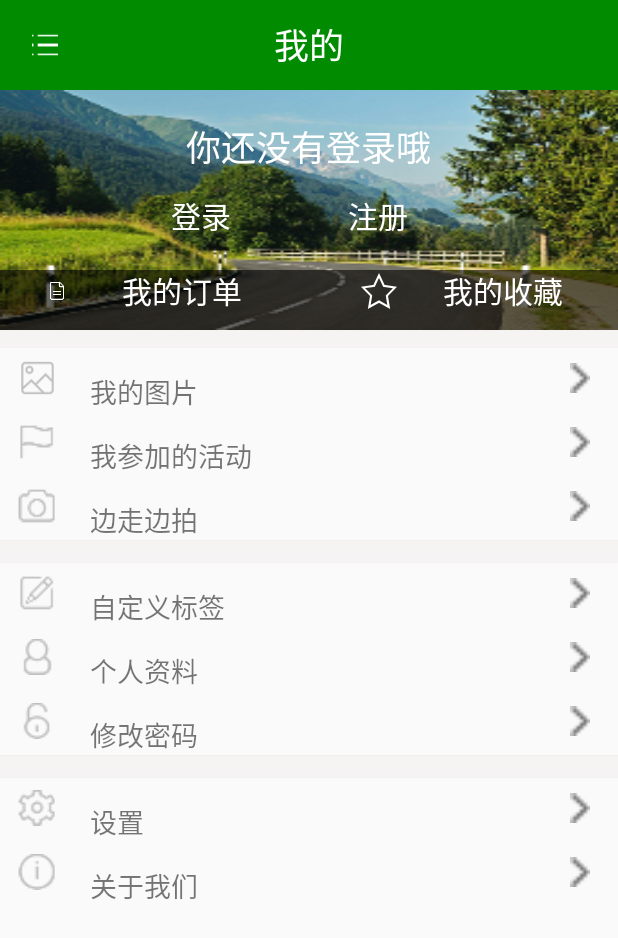
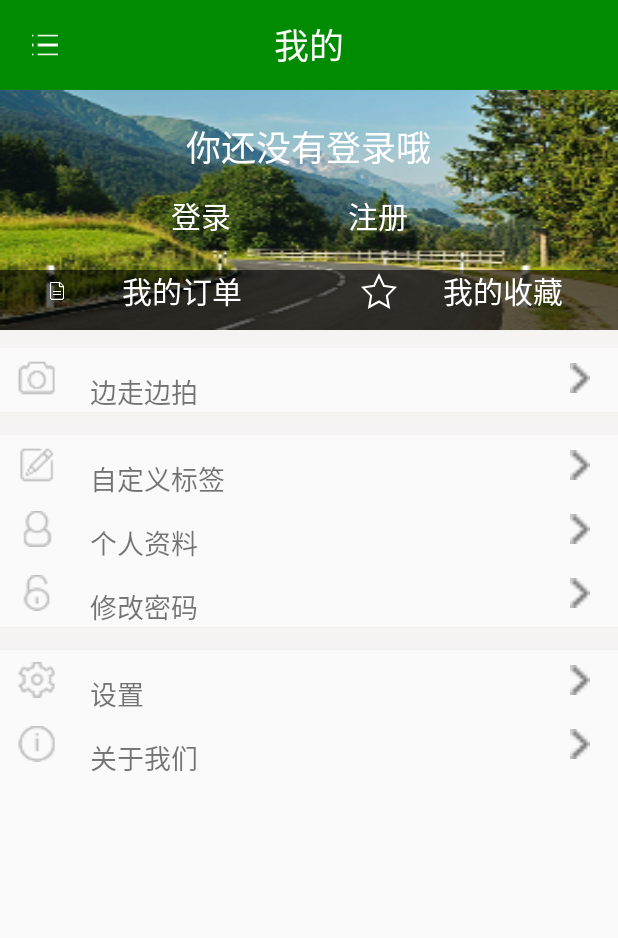
Before and after one commit to GogogoAlin/GoALIN, an Android app: the layout fragment_mine.xml on its own in the app's theme, with its tools: preview values and no code run, on a phone screen of 412 x 824 dp. Shown: the top 938 px of the screen. Run offline under Robolectric (Android 15) with nearby library versions, the phone set to English and light mode, and no system bars.

Commit message:
妈妈的

```diff
--- a/app/src/main/java/com/example/alin/gogogo/activity/AroundInfoActivity.java
+++ b/app/src/main/java/com/example/alin/gogogo/activity/AroundInfoActivity.java
@@ -44,12 +44,18 @@ public class AroundInfoActivity extends AppCompatActivity {
     private double lon;
     private TextView lo;
 
+    //POi检索
+
 
     @Override
     protected void onCreate(Bundle savedInstanceState) {
         super.onCreate(savedInstanceState);
         SDKInitializer.initialize(getApplicationContext());
         setContentView(R.layout.activity_around_info);
+        //poi检索
+
+
+
         mMapView = (MapView) findViewById(R.id.bmapView);
         homecatory_back= (ImageView) findViewById(R.id.homecatory_back);
         homecatory_back.setOnClickListener(new View.OnClickListener() {
@@ -98,6 +104,14 @@ public class AroundInfoActivity extends AppCompatActivity {
         mLocationClient.setLocOption(option);
     }
 
+    public void onClick(View view) {
+        switch(view.getId()){
+            case R.id.bank:
+
+
+                break;
+        }
+    }
 
 
     public class MyLocationListener implements BDLocationListener {
--- a/app/src/main/java/com/example/alin/gogogo/activity/SenceGuideActivity.java
+++ b/app/src/main/java/com/example/alin/gogogo/activity/SenceGuideActivity.java
@@ -5,8 +5,10 @@ import android.os.Bundle;
 import android.os.Handler;
 import android.os.Message;
 import android.support.v7.app.AppCompatActivity;
+import android.view.LayoutInflater;
 import android.view.View;
 import android.widget.AdapterView;
+import android.widget.Button;
 import android.widget.ImageView;
 import android.widget.ListView;
 import android.widget.Toast;
@@ -34,6 +36,7 @@ public class SenceGuideActivity extends AppCompatActivity {
     private SenceGuideAdapter adapter;
     @ViewInject(R.id.iv_sence_guide_back)
     private ImageView iv_sence_guide_back;
+    private View view;
     private List<VoiceGuide.DBean.RowsBean> rowsBeanList=new ArrayList<>();
     private Handler handler = new Handler() {
         @Override
@@ -50,6 +53,10 @@ public class SenceGuideActivity extends AppCompatActivity {
     protected void onCreate(Bundle savedInstanceState) {
         super.onCreate(savedInstanceState);
         x.view().inject(this);
+        view= LayoutInflater.from(this).inflate(R.layout.voice_guide_listview_item_layout,null);
+        Button down = (Button) view.findViewById(R.id.btn_download_voice_guide);
+        Button play=(Button)view.findViewById(R.id.btn_play_voice_guide);
+
 
         initData();
         listener();
--- a/app/src/main/java/com/example/alin/gogogo/adapter/SenceGuideAdapter.java
+++ b/app/src/main/java/com/example/alin/gogogo/adapter/SenceGuideAdapter.java
@@ -5,12 +5,14 @@ import android.view.LayoutInflater;
 import android.view.View;
 import android.view.ViewGroup;
 import android.widget.BaseAdapter;
+import android.widget.Button;
 import android.widget.ImageView;
 import android.widget.TextView;
 
 import com.example.alin.gogogo.R;
 import com.example.alin.gogogo.bean.VoiceGuide;
 
+import org.xutils.http.RequestParams;
 import org.xutils.x;
 
 import java.util.List;
@@ -23,6 +25,7 @@ public class SenceGuideAdapter extends BaseAdapter {
     private List<VoiceGuide.DBean.RowsBean> rowsBeanList;
     private Context context;
     private LayoutInflater inflater;
+    private RequestParams Params;
 
     public SenceGuideAdapter(List<VoiceGuide.DBean.RowsBean> rowsBeanList, Context context) {
         this.rowsBeanList = rowsBeanList;
@@ -55,7 +58,10 @@ public class SenceGuideAdapter extends BaseAdapter {
             holder.tv_comments= (TextView) view.findViewById(R.id.tv_comments_voice_guide);
             holder.tv_distance= (TextView) view.findViewById(R.id.tv_distance);
             holder.tv_size= (TextView) view.findViewById(R.id.tv_size_voice_guide);
+            holder.btn_download_voice_guide=(Button)view.findViewById(R.id.btn_download_voice_guide);
+            holder.btn_play_voice_guide=(Button)view.findViewById(R.id.btn_play_voice_guide);
             view.setTag(holder);
+
         }
         else holder= (ViewHolder) view.getTag();
         VoiceGuide.DBean.RowsBean rowsBean = rowsBeanList.get(i);
@@ -71,5 +77,6 @@ public class SenceGuideAdapter extends BaseAdapter {
     class ViewHolder {
         public ImageView imageView;
         public TextView tv_comments, tv_size, tv_distance;
+        public Button btn_download_voice_guide,btn_play_voice_guide;
     }
 }
--- a/app/src/main/res/layout/activity_around_info.xml
+++ b/app/src/main/res/layout/activity_around_info.xml
@@ -69,12 +69,14 @@
         android:orientation="horizontal"
         >
         <Button
+            android:id="@+id/bank"
             android:layout_width="0dp"
             android:layout_weight="1"
             android:layout_height="match_parent"
             android:gravity="center"
             android:drawableLeft="@drawable/map_bank"
             android:text="银行"
+            android:onClick="onClick"
             android:textSize="18sp"
             android:background="#ffffffff"
 
--- a/app/src/main/res/layout/fragment_mine.xml
+++ b/app/src/main/res/layout/fragment_mine.xml
@@ -164,65 +164,6 @@
                 android:scaleType="fitXY"
                 android:src="@mipmap/bg_main" />
 
-            <LinearLayout
-                android:id="@+id/pics_linear"
-                android:layout_width="match_parent"
-                android:layout_height="wrap_content"
-                android:clickable="true"
-                android:orientation="horizontal">
-
-                <ImageView
-                    android:layout_width="30dp"
-                    android:layout_height="40dp"
-                    android:layout_marginLeft="10dp"
-                    android:src="@mipmap/sharing_picture" />
-
-                <TextView
-                    android:layout_width="wrap_content"
-                    android:layout_height="wrap_content"
-                    android:layout_marginLeft="20dp"
-                    android:layout_marginTop="15dp"
-                    android:layout_weight="1"
-                    android:text="我的图片"
-                    android:textSize="18sp" />
-
-                <ImageView
-                    android:layout_width="20dp"
-                    android:layout_height="20dp"
-                    android:layout_marginRight="15dp"
-                    android:layout_marginTop="10dp"
-                    android:src="@mipmap/arrow_right" />
-            </LinearLayout>
-
-            <LinearLayout
-                android:id="@+id/avtivity_linear"
-                android:layout_width="match_parent"
-                android:layout_height="wrap_content"
-                android:clickable="true"
-                android:orientation="horizontal">
-
-                <ImageView
-                    android:layout_width="30dp"
-                    android:layout_height="40dp"
-                    android:layout_marginLeft="10dp"
-                    android:src="@mipmap/my_activity" />
-
-                <TextView
-                    android:layout_width="wrap_content"
-                    android:layout_height="wrap_content"
-                    android:layout_marginLeft="20dp"
-                    android:layout_marginTop="15dp"
-                    android:layout_weight="1"
-                    android:text="我参加的活动"
-                    android:textSize="18sp" />
-
-                <ImageView
-                    android:layout_width="20dp"
-                    android:layout_height="20dp"
-                    android:layout_marginRight="15dp"
-                    android:layout_marginTop="10dp"
-                    android:src="@mipmap/arrow_right" />
-            </LinearLayout>
 
             <LinearLayout
                 android:id="@+id/camera_linear"
--- a/app/src/main/res/layout/voice_guide_listview_item_layout.xml
+++ b/app/src/main/res/layout/voice_guide_listview_item_layout.xml
@@ -64,7 +64,8 @@
                 android:background="#F0F0F0"
                 android:id="@+id/btn_play_voice_guide"
                 android:layout_toRightOf="@+id/btn_download_voice_guide"
-                android:drawableLeft="@mipmap/guide_no_playing"/>
+                android:drawableLeft="@mipmap/guide_no_playing"
+                />
         </RelativeLayout>
         <TextView
             android:layout_width="0dp"
```
